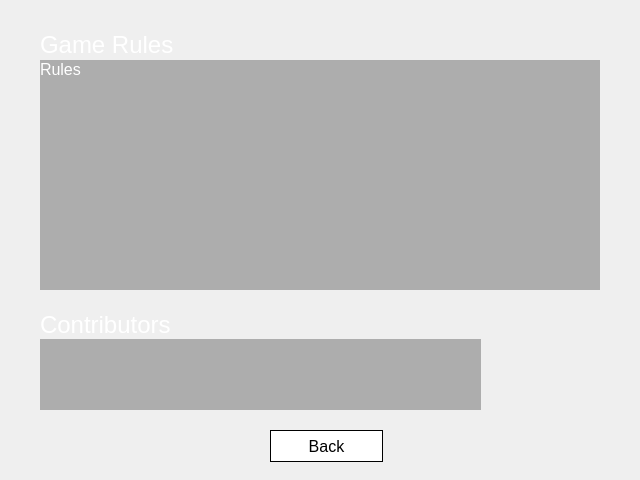
First picture: the form in blackjack-client/ui/about.ui, repository lehoangtran289/Blackjack, before the edit.
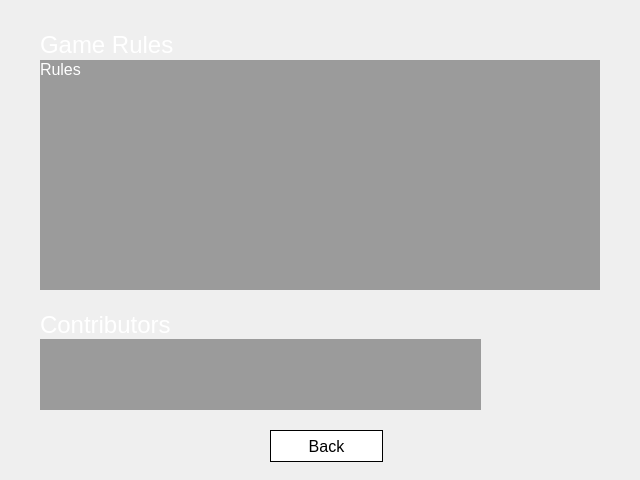
Second picture: the form after the edit. Icons and pictures are not drawn.

```diff
--- a/blackjack-client/ui/about.ui
+++ b/blackjack-client/ui/about.ui
@@ -28,8 +28,7 @@
     </font>
    </property>
    <property name="styleSheet">
-    <string notr="true">color: rgb(255, 255, 255);
-background-color: rgba(0, 0, 0, 70);</string>
+    <string notr="true">color: rgb(255, 255, 255);background-color: rgba(0, 0, 0, 90);</string>
    </property>
    <property name="text">
     <string>Rules</string>
@@ -51,8 +50,7 @@
     </rect>
    </property>
    <property name="styleSheet">
-    <string notr="true">color: rgb(255, 255, 255);
-background-color: rgba(0, 0, 0, 70);</string>
+    <string notr="true">color: rgb(255, 255, 255);background-color: rgba(0, 0, 0, 90);</string>
    </property>
    <property name="text">
     <string/>
```
